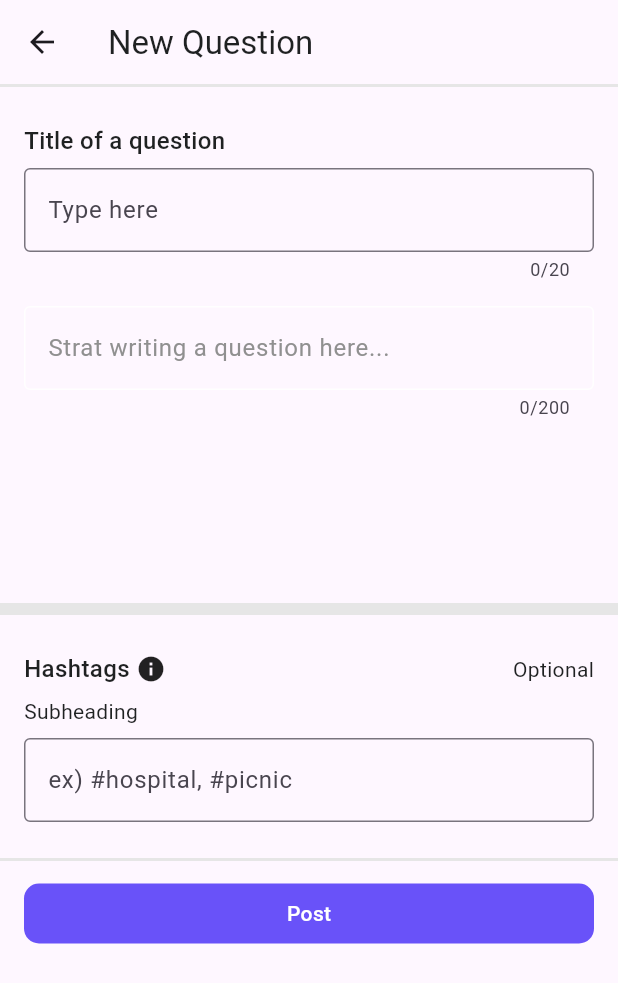
After one commit to KBuddy-devs/KBuddy-Client, a Flutter app: the DefaultScreen screen opened by its route, after a tap on "search screen", on a phone screen of 412 x 824 dp. The commit adds this screen. Shown: the top 983 px of the screen. Run offline on Flutter 3.47's test engine with Material 3 defaults, Android fonts, the phone set to English and light mode, and no system bars; our stand-ins replace dio, flutter_riverpod, flutter_secure_storage, go_router, logger, pretty_dio_logger and 1 more; accounts and stored records are empty; generated files the repository leaves out were written again; network calls fail; project files that could hold a hidden picture were left out.

Commit message:
feat qna form view
view 개발

```diff
--- a/kbuddy_flutter/lib/common/component/custom_text_form_field.dart
+++ b/kbuddy_flutter/lib/common/component/custom_text_form_field.dart
@@ -6,11 +6,13 @@ class CustomTextFormField extends StatefulWidget {
   final String label;
   final TextEditingController controller;
   final bool isPassword;
+  final int? length;
 
   const CustomTextFormField({
     required this.label,
     required this.controller,
     this.isPassword = false,
+    this.length = null,
     Key? key,
   }) : super(key: key);
 
@@ -23,6 +25,7 @@ class _CustomTextFormFieldState extends State<CustomTextFormField> {
   Widget build(BuildContext context) {
     return TextField(
       controller: widget.controller,
+      maxLength: widget.length,
       decoration: InputDecoration(
         labelText: widget.label,
         border: const OutlineInputBorder(),
--- a/kbuddy_flutter/lib/common/view/default_screen.dart
+++ b/kbuddy_flutter/lib/common/view/default_screen.dart
@@ -18,7 +18,7 @@ class DefaultScreen extends ConsumerStatefulWidget {
 class _DefaultScreenState extends ConsumerState<DefaultScreen> {
   int _selectedIndex = 0;
 
-  static const List<Widget> _widgetOptions = <Widget>[
+  static List<Widget> _widgetOptions = <Widget>[
     SearchScreen(),
     CommunityScreen(),
     ServicesScreen(),
--- /dev/null
+++ b/kbuddy_flutter/lib/mypage/general/view/post_qna_screen.dart
@@ -0,0 +1,174 @@
+import 'package:flutter/material.dart';
+import 'package:flutter_riverpod/flutter_riverpod.dart';
+import 'package:kbuddy_flutter/common/component/custom_text_form_field.dart';
+import 'package:kbuddy_flutter/common/component/login_button.dart';
+import 'package:kbuddy_flutter/common/component/text.dart';
+import 'package:kbuddy_flutter/common/const/colors.dart';
+import 'package:kbuddy_flutter/common/const/typo.dart';
+import 'package:kbuddy_flutter/common/view/bottom_navbar.dart';
+import 'package:kbuddy_flutter/common/view/top_appbar.dart';
+
+class PostQnaScreen extends ConsumerStatefulWidget {
+  PostQnaScreen({super.key});
+
+  @override
+  ConsumerState<PostQnaScreen> createState() => _PostQnaScreenState();
+}
+
+class _PostQnaScreenState extends ConsumerState<PostQnaScreen> {
+  final TextEditingController contentController = TextEditingController();
+  final TextEditingController titleController = TextEditingController();
+  final TextEditingController hashController = TextEditingController();
+
+  @override
+  Widget build(BuildContext context) {
+    return Scaffold(
+        appBar: AppBar(
+          title: FlexText(
+            content: 'New Question',
+            textStyle: title100Light,
+          ),
+        ),
+        body: SingleChildScrollView(
+          child: Padding(
+            padding: const EdgeInsets.symmetric(horizontal: 0, vertical: 0),
+            child: Column(
+              children: [
+                Container(
+                  height: 2,
+                  color: Color(0xFFE6E6E6),
+                ),
+                Padding(
+                  padding:
+                      const EdgeInsets.symmetric(vertical: 24, horizontal: 16),
+                  child: Column(
+                    children: [
+                      Row(
+                        mainAxisAlignment: MainAxisAlignment.start,
+                        children: [
+                          Text(
+                            "Title of a question",
+                            style: title300Medium,
+                          ),
+                        ],
+                      ),
+                      const SizedBox(
+                        height: 6,
+                      ),
+                      CustomTextFormField(
+                          length: 20,
+                          label: "Type here",
+                          controller: titleController),
+                      const SizedBox(
+                        height: 16,
+                      ),
+                      Container(
+                        height: 150,
+                        child: TextField(
+                          decoration: InputDecoration(
+                            labelText: "Strat writing a question here...",
+                            labelStyle: TextStyle(color: Color(0xff909090)),
+                            border: OutlineInputBorder(
+                              borderSide: BorderSide(color: Colors.white),
+                            ),
+                            enabledBorder: OutlineInputBorder(
+                              borderSide: BorderSide(color: Colors.white),
+                            ),
+                            focusedBorder: OutlineInputBorder(
+                              borderSide: BorderSide(color: Colors.white),
+                            ),
+                          ),
+                          controller: contentController,
+                          maxLength: 200,
+                          maxLines: 10,
+                          minLines: 1,
+                        ),
+                      ),
+                    ],
+                  ),
+                ),
+                const SizedBox(
+                  height: 24,
+                ),
+                Container(
+                  height: 8,
+                  color: Color(0xFFE6E6E6),
+                ),
+                Padding(
+                  padding: const EdgeInsets.symmetric(
+                      horizontal: 16.0, vertical: 24),
+                  child: Column(
+                    children: [
+                      Row(
+                        mainAxisAlignment: MainAxisAlignment.spaceBetween,
+                        children: [
+                          Row(
+                            children: [
+                              Text(
+                                "Hashtags ",
+                                style: title300Medium,
+                              ),
+                              Icon(
+                                Icons.info,
+                                size: 20,
+                              )
+                            ],
+                          ),
+                          Text(
+                            "Optional",
+                            style: body200Light,
+                          )
+                        ],
+                      ),
+                      const SizedBox(
+                        height: 6,
+                      ),
+                      Row(
+                        mainAxisAlignment: MainAxisAlignment.spaceBetween,
+                        children: [
+                          Text(
+                            "Subheading",
+                            style: body200Light,
+                          ),
+                        ],
+                      ),
+                      const SizedBox(height: 8),
+                      TextField(
+                        decoration: InputDecoration(
+                          labelText: "ex) #hospital, #picnic",
+                          border: OutlineInputBorder(),
+                        ),
+                        controller: hashController,
+                      ),
+                    ],
+                  ),
+                ),
+                Container(
+                  height: 2,
+                  color: Color(0xFFE6E6E6),
+                ),
+                SizedBox(
+                  height: 15,
+                ),
+                Padding(
+                  padding: const EdgeInsets.symmetric(horizontal: 16.0),
+                  child: GestureDetector(
+                      child: Container(
+                    height: 40,
+                    decoration: BoxDecoration(
+                        borderRadius: BorderRadius.circular(10),
+                        color: PRIMARY_COLOR),
+                    child: Center(
+                        child: FlexText(
+                      content: "Post",
+                      textStyle: body200Medium,
+                      fontColor: Colors.white,
+                    )),
+                  )),
+                )
+              ],
+            ),
+          ),
+        ));
+  }
+}
--- a/kbuddy_flutter/lib/search/view/search_screen.dart
+++ b/kbuddy_flutter/lib/search/view/search_screen.dart
@@ -1,15 +1,24 @@
 import 'package:flutter/material.dart';
 import 'package:kbuddy_flutter/common/view/bottom_navbar.dart';
 import 'package:kbuddy_flutter/common/view/top_appbar.dart';
+import 'package:kbuddy_flutter/mypage/general/view/post_qna_screen.dart';
 
 class SearchScreen extends StatelessWidget {
   const SearchScreen({super.key});
 
   @override
   Widget build(BuildContext context) {
-    return const Scaffold(
+    return Scaffold(
       // appBar: TopAppBar(),
-      body: Center(child: Text('search screen')),
+      body: Center(
+          child: GestureDetector(
+              onTap: () {
+                Navigator.push(
+                  context,
+                  MaterialPageRoute(builder: (context) => PostQnaScreen()),
+                );
+              },
+              child: Text('search screen'))),
       // bottomNavigationBar: BottomNavBar(),
     );
   }
```
